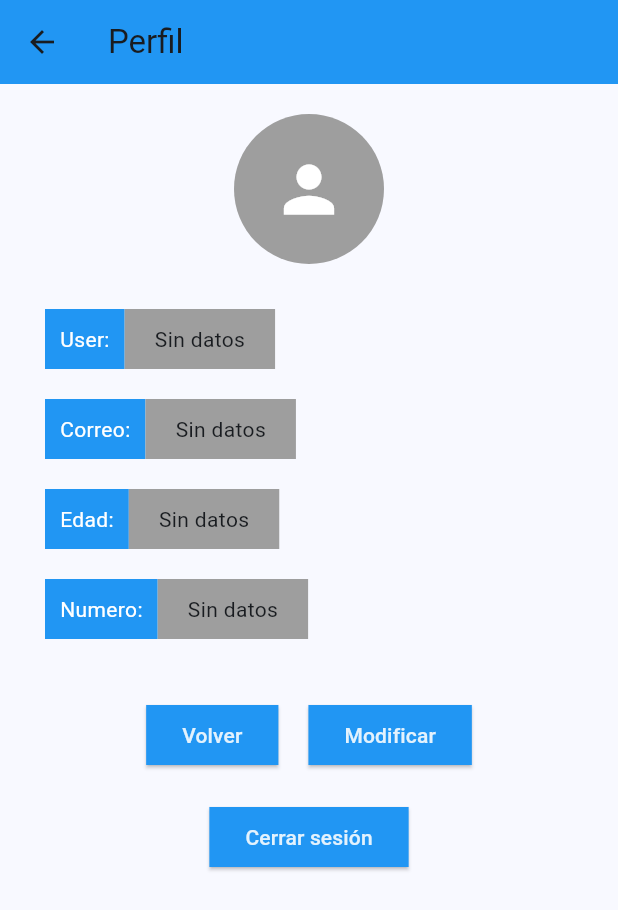
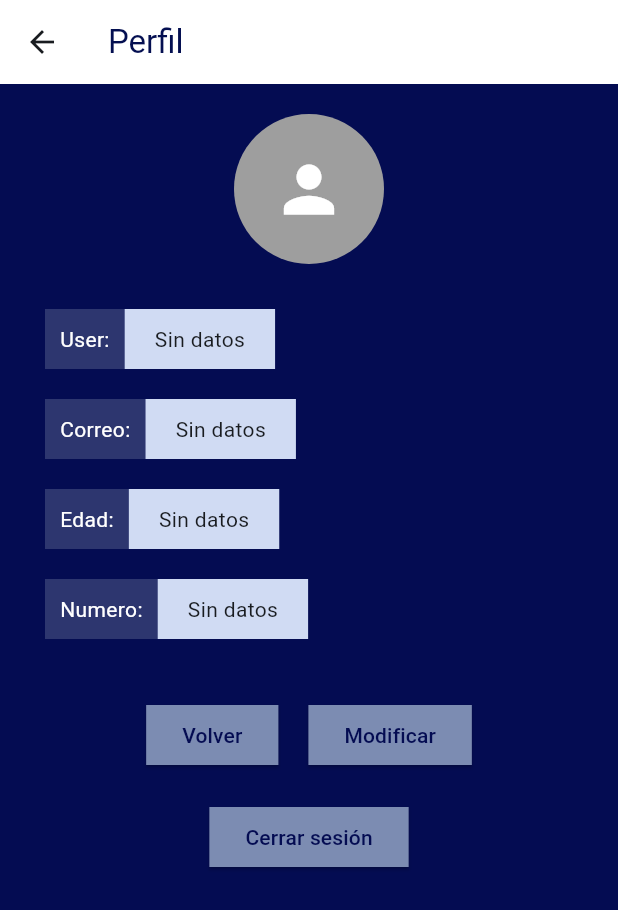
Before and after one commit to JuanPabloSaavedraRamirez/AppAulaGrama, a Flutter app: the home screen opened directly, after a tap on the "menu" icon, after a tap on "Perfil", on a phone screen of 412 x 824 dp. Shown: the top 910 px of the screen. Run offline on Flutter 3.47's test engine with Material 3 defaults, Android fonts, the phone set to English and light mode, and no system bars; our stand-ins replace image_cropper, image_picker, shared_preferences; accounts and stored records are empty.

Commit message:
decoracion de colores

```diff
--- a/lib/home.dart
+++ b/lib/home.dart
@@ -13,7 +13,9 @@ class _homeState extends State<home> {
   Widget build(BuildContext context) {
     return Scaffold(
       appBar: AppBar(
-        title: Text("Aula Gramma"),
+        title: Text("Aula Gramma", style: TextStyle(
+            color:Color(0xFF040F51),
+      ),),
       ),
       endDrawer: Menu(),
       body: ListView(
@@ -25,30 +27,37 @@ class _homeState extends State<home> {
               Image.asset("Imagenes/LogoAulagramma.jpeg"),
               Row(
                 children: [
-                  Expanded(child: Text("Lorem ipsum dolor sit amet, consectetur adipiscing elit. Curabitur lacinia quis sem et sagittis. Nulla vestibulum ultrices massa nec tincidunt. Quisque ut ligula at ligula scelerisque ornare. Class aptent taciti sociosqu ad litora torquent per conubia nostra, per inceptos himenaeos. Etiam congue a ligula ut pellentesque. Phasellus blandit vitae lorem eget rhoncus. In eget sodales eros, vel congue magna. Integer scelerisque magna vitae orci sagittis lobortis. Quisque pretium euismod massa, vitae scelerisque mi vulputate in. Nullam viverra ipsum ac orci blandit aliquet."))
+                  Expanded(child: Text("Lorem ipsum dolor sit amet, consectetur adipiscing elit. Curabitur lacinia quis sem et sagittis. Nulla vestibulum ultrices massa nec tincidunt. Quisque ut ligula at ligula scelerisque ornare. Class aptent taciti sociosqu ad litora torquent per conubia nostra, per inceptos himenaeos. Etiam congue a ligula ut pellentesque. Phasellus blandit vitae lorem eget rhoncus. In eget sodales eros, vel congue magna. Integer scelerisque magna vitae orci sagittis lobortis. Quisque pretium euismod massa, vitae scelerisque mi vulputate in. Nullam viverra ipsum ac orci blandit aliquet.", style: TextStyle(
+                    color: Colors.white,
+                  ),))
                 ],
               ),
               SizedBox(height: 20,),
               Row(
                 children: [
-                  Container(child: Text("¿Que hacemos?"),),
+                  Container(child: Text("¿Que hacemos?", style: TextStyle(color: Colors.white),),),
                   SizedBox(width: 10,),
-                  Container(child: Expanded(child: Text("Lorem ipsum dolor sit amet, consectetur adipiscing elit. Curabitur lacinia quis sem et sagittis. Nulla vestibulum ultrices massa nec tincidunt. Quisque ut ligula at ligula scelerisque ornare")),)
+                  Container(child: Expanded(child: Text("Lorem ipsum dolor sit amet, consectetur adipiscing elit. Curabitur lacinia quis sem et sagittis. Nulla vestibulum ultrices massa nec tincidunt. Quisque ut ligula at ligula scelerisque ornare", style: TextStyle(
+                    color: Colors.white,
+                  ),)),)
 
                 ],
               ),
               SizedBox(height: 20,),
               Row(
                 children: [
-                  Container(child: Expanded(child: Text("Lorem ipsum dolor sit amet, consectetur adipiscing elit. Curabitur lacinia quis sem et sagittis. Nulla vestibulum ultrices massa nec tincidunt. Quisque ut ligula at ligula scelerisque ornare")),),
+                  Container(child: Expanded(child: Text("Lorem ipsum dolor sit amet, consectetur adipiscing elit. Curabitur lacinia quis sem et sagittis. Nulla vestibulum ultrices massa nec tincidunt. Quisque ut ligula at ligula scelerisque ornare", style: TextStyle(
+                    color: Colors.white,
+                  ),)),),
                   SizedBox(width: 10,),
-                  Container(child: Text("¿Que hacemos?"),),
+                  Container(child: Text("¿Que hacemos?", style: TextStyle(color: Colors.white),),),
                 ],
               ),
             ],
           )
         ],
       ),
+      backgroundColor: Color(0xFF040F51),
     );
   }
 }
--- a/lib/menu.dart
+++ b/lib/menu.dart
@@ -51,11 +51,15 @@ class _MenuState extends State<Menu> {
       child: ListView(
         children: [
           UserAccountsDrawerHeader(
-            accountName: Text(username.isNotEmpty ? username : "Usuario"),
-            accountEmail: Text(email.isNotEmpty ? email : "email@example.com"),
+            accountName: Text(username.isNotEmpty ? username : "Usuario", style: TextStyle(
+              color: Color(0xFFD0DBF3),
+            ),),
+            accountEmail: Text(email.isNotEmpty ? email : "email@example.com", style: TextStyle(
+              color: Color(0xFFD0DBF3)
+            ),),
             currentAccountPicture: Image.asset("Imagenes/LogoAulagramma.jpeg"),
             decoration: BoxDecoration(
-              color: Colors.blueAccent,
+              color: Color(0xFF040C52),
             ),
           ),
           Container(
@@ -76,13 +80,13 @@ class _MenuState extends State<Menu> {
                   Text(
                     "Aula Gramma",
                     style: TextStyle(
-                      color: Colors.blue[50],
+                      color: Color(0xFFD0DBF3),
                     ),
                   ),
                 ],
               ),
               style: ElevatedButton.styleFrom(
-                backgroundColor: Colors.blue,
+                backgroundColor: Color(0xFF040C52),
                 shape: RoundedRectangleBorder(
                   borderRadius: BorderRadius.circular(0),
                 ),
@@ -112,13 +116,13 @@ class _MenuState extends State<Menu> {
                   Text(
                     "Perfil",
                     style: TextStyle(
-                      color: Colors.blue[50],
+                      color: Color(0xFFD0DBF3),
                     ),
                   ),
                 ],
               ),
               style: ElevatedButton.styleFrom(
-                backgroundColor: Colors.blue,
+                backgroundColor: Color(0xFF040C52),
                 shape: RoundedRectangleBorder(
                   borderRadius: BorderRadius.circular(0),
                 ),
@@ -143,13 +147,13 @@ class _MenuState extends State<Menu> {
                   Text(
                     "Tienda",
                     style: TextStyle(
-                      color: Colors.blue[50],
+                      color: Color(0xFFD0DBF3),
                     ),
                   ),
                 ],
               ),
               style: ElevatedButton.styleFrom(
-                backgroundColor: Colors.blue,
+                backgroundColor: Color(0xFF040C52),
                 shape: RoundedRectangleBorder(
                   borderRadius: BorderRadius.circular(0),
                 ),
@@ -174,13 +178,13 @@ class _MenuState extends State<Menu> {
                   Text(
                     "Blog",
                     style: TextStyle(
-                      color: Colors.blue[50],
+                      color: Color(0xFFD0DBF3),
                     ),
                   ),
                 ],
               ),
               style: ElevatedButton.styleFrom(
-                backgroundColor: Colors.blue,
+                backgroundColor: Color(0xFF040C52),
                 shape: RoundedRectangleBorder(
                   borderRadius: BorderRadius.circular(0),
                 ),
@@ -189,6 +193,7 @@ class _MenuState extends State<Menu> {
           ),
         ],
       ),
+
     );
   }
 }
--- a/lib/perfil.dart
+++ b/lib/perfil.dart
@@ -156,9 +156,12 @@ class _PerfilState extends State<Perfil> {
   Widget build(BuildContext context) {
     return Scaffold(
       appBar: AppBar(
-        backgroundColor: Colors.blue,
-        title: Text("Perfil"),
+        backgroundColor: Colors.white,
+        title: Text("Perfil", style: TextStyle(
+          color: Color(0xFF040F51)
+        ),),
       ),
+      backgroundColor: Color(0xFF040C52),
       body: ListView(
         padding: EdgeInsets.all(20),
         children: [
@@ -231,7 +234,7 @@ class _PerfilState extends State<Perfil> {
         children: [
           Container(
             padding: EdgeInsets.symmetric(horizontal: 10, vertical: 10),
-            color: Colors.blue,
+            color: Color(0xFF2D366F),
             child: Text(
               label,
               style: TextStyle(
@@ -240,7 +243,7 @@ class _PerfilState extends State<Perfil> {
             ),
           ),
           Container(
-            color: Colors.grey,
+            color: Color(0xFFD0DBF3),
             padding: EdgeInsets.symmetric(horizontal: 20, vertical: 10),
             child: Text(value.isEmpty ? 'Sin datos' : value),
           ),
@@ -257,11 +260,11 @@ class _PerfilState extends State<Perfil> {
         child: Text(
           label,
           style: TextStyle(
-            color: Colors.blue[50],
+            color: Color(0xFF040C52),
           ),
         ),
         style: ElevatedButton.styleFrom(
-          backgroundColor: Colors.blue,
+          backgroundColor: Color(0xFF7C8CB2),
           shape: RoundedRectangleBorder(
             borderRadius: BorderRadius.circular(0),
           ),
```
Also changed, not shown: lib/blog.dart (+5 -2 lines), lib/login.dart (+11 -9 lines), lib/modificarPerfil.dart (+7 -5 lines), lib/pantallaConfirmar.dart (+6 -3 lines), lib/producto.dart (+5 -3 lines), lib/register.dart (+9 -7 lines), lib/tienda.dart (+6 -4 lines).
